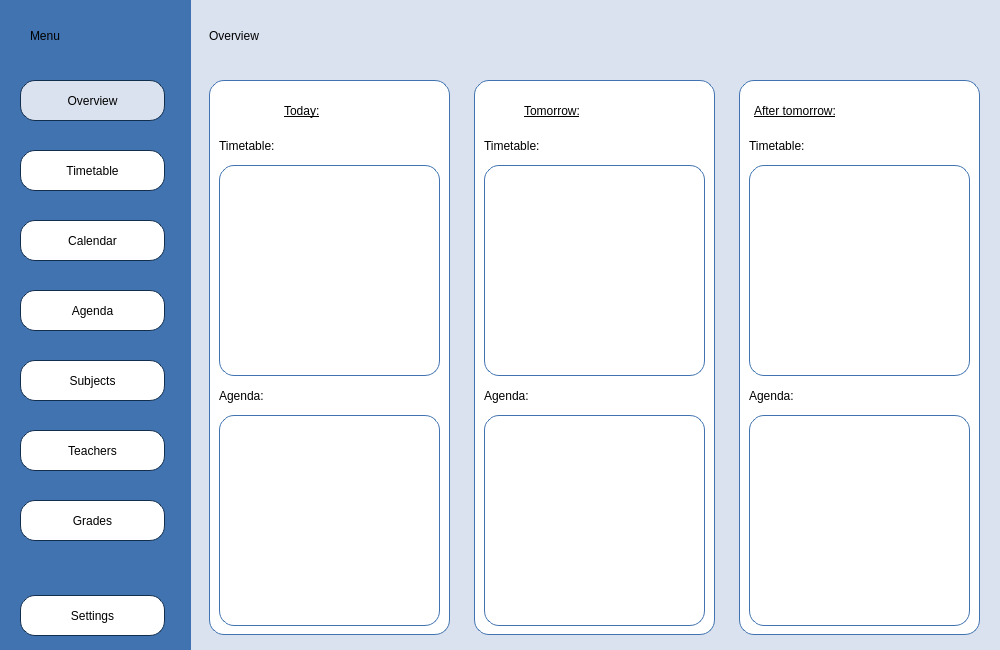
Before: the Qt Designer form Planner/overviewmain.ui in BeliaViktoria/Planner, drawn with Qt 5.
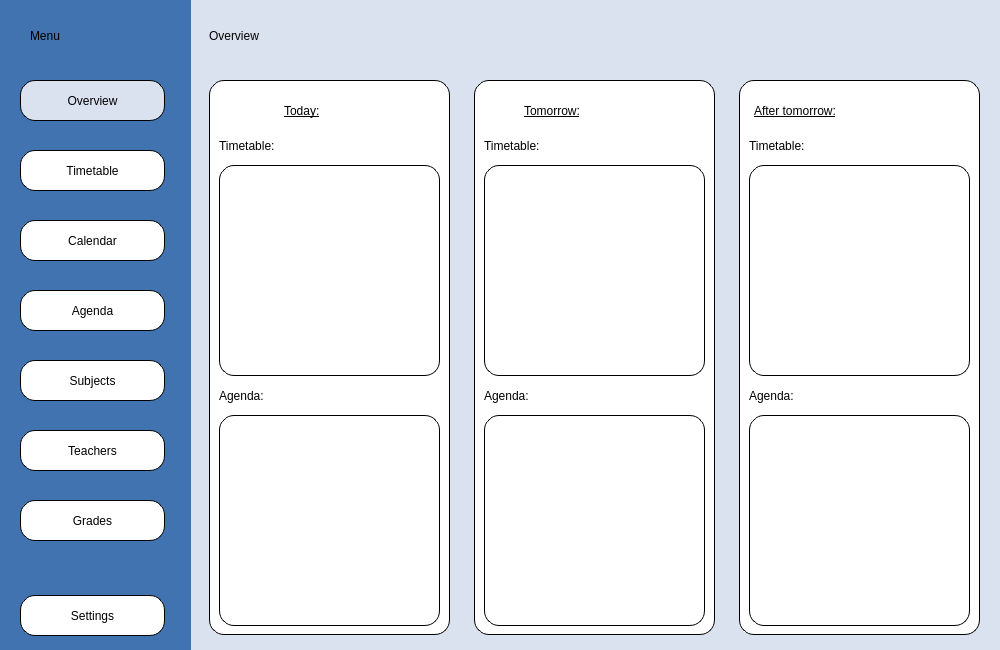
After: the same form once the commit is applied.

Commit message: Border Color

What changed in the file:
```diff
--- a/Planner/overviewmain.ui
+++ b/Planner/overviewmain.ui
@@ -74,7 +74,7 @@
 border-radius: 15px;
 border-style: solid;
 border-width: 1px;
-border-color:rgb(64, 115, 175);</string>
+border-color: rgb(0, 0, 0);</string>
     </property>
     <widget class="QListWidget" name="listWidget_TodayTimetable">
      <property name="geometry">
@@ -156,7 +156,7 @@
 border-radius: 15px;
 border-style: solid;
 border-width: 1px;
-border-color:rgb(64, 115, 175);</string>
+border-color:rgb(0, 0, 0);</string>
     </property>
     <widget class="QListWidget" name="listWidget_TomorrowTimetable">
      <property name="geometry">
@@ -201,7 +201,7 @@
 border-radius: 15px;
 border-style: solid;
 border-width: 1px;
-border-color:rgb(64, 115, 175);</string>
+border-color:rgb(0, 0, 0);</string>
     </property>
     <widget class="QListWidget" name="listWidget_AfterTomorrowTimetable">
      <property name="geometry">
@@ -419,7 +419,7 @@
 border-radius: 15px;
 border-style: solid;
 border-width: 1px;
-border-color:rgb(18, 46, 79);</string>
+border-color:rgb(0, 0, 0);</string>
     </property>
     <property name="text">
      <string>Overview</string>
@@ -441,7 +441,7 @@
 border-radius: 15px;
 border-style: solid;
 border-width: 1px;
-border-color:rgb(18, 46, 79);</string>
+border-color:rgb(0, 0, 0);</string>
     </property>
     <property name="text">
      <string>Timetable</string>
@@ -463,7 +463,7 @@
 border-radius: 15px;
 border-style: solid;
 border-width: 1px;
-border-color:rgb(18, 46, 79);</string>
+border-color:rgb(0, 0, 0);</string>
     </property>
     <property name="text">
      <string>Subjects</string>
@@ -485,7 +485,7 @@
 border-radius: 15px;
 border-style: solid;
 border-width: 1px;
-border-color:rgb(18, 46, 79);</string>
+border-color:rgb(0, 0, 0);</string>
     </property>
     <property name="text">
      <string>Teachers</string>
@@ -507,7 +507,7 @@
 border-radius: 15px;
 border-style: solid;
 border-width: 1px;
-border-color:rgb(18, 46, 79);</string>
+border-color:rgb(0, 0, 0);</string>
     </property>
     <property name="text">
      <string>Grades</string>
@@ -529,7 +529,7 @@
 border-radius: 15px;
 border-style: solid;
 border-width: 1px;
-border-color:rgb(18, 46, 79);</string>
+border-color:rgb(0, 0, 0);</string>
     </property>
     <property name="text">
      <string>Settings</string>
@@ -551,7 +551,7 @@
 border-radius: 15px;
 border-style: solid;
 border-width: 1px;
-border-color:rgb(18, 46, 79);</string>
+border-color:rgb(0, 0, 0);</string>
     </property>
     <property name="text">
      <string>Calendar</string>
@@ -573,7 +573,7 @@
 border-radius: 15px;
 border-style: solid;
 border-width: 1px;
-border-color:rgb(18, 46, 79);</string>
+border-color:rgb(0, 0, 0);</string>
     </property>
     <property name="text">
      <string>Agenda</string>
```
The commit also changes 20 other files.
